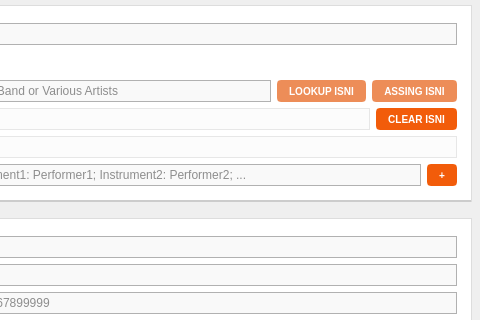
Iconoclasteinc/tgit, file resources/ui/album_page.ui: the form before one commit; both pictures show x 638 to 1118 and y 0 to 320 of the 1118 by 656 pixel window.
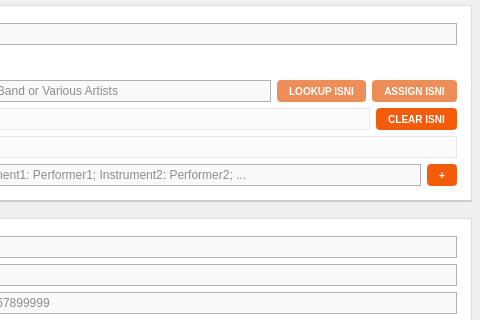
The form after the commit. Icons and pictures are not drawn. Custom widgets are drawn as their Qt base class.

```diff
--- a/resources/ui/album_page.ui
+++ b/resources/ui/album_page.ui
@@ -692,7 +692,7 @@
                <enum>Qt::StrongFocus</enum>
               </property>
               <property name="text">
-               <string>ASSING ISNI</string>
+               <string>ASSIGN ISNI</string>
               </property>
              </widget>
             </item>
```
